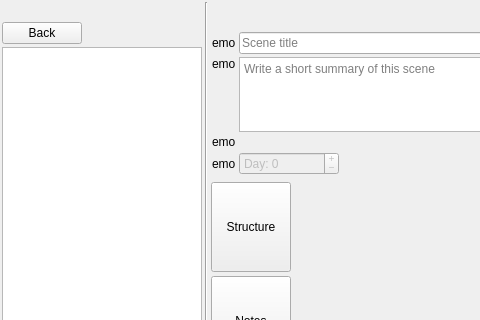
The window that ui/scene_editor.ui (zkovari/plotlyst) describes before a commit, drawn with Qt 5; both pictures show x 0 to 480 and y 0 to 320 of the 954 by 808 pixel window.
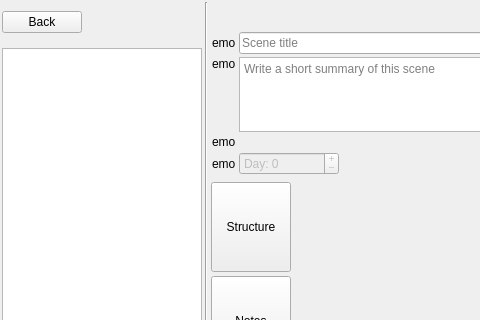
The same window after the commit. Custom widgets are drawn as their Qt base class.

Commit message: Align back button in editors

Patch:
```diff
--- a/ui/scene_editor.ui
+++ b/ui/scene_editor.ui
@@ -31,11 +31,23 @@
    </property>
    <item>
     <layout class="QVBoxLayout" name="verticalLayout">
+     <property name="spacing">
+      <number>0</number>
+     </property>
      <property name="topMargin">
-      <number>20</number>
+      <number>0</number>
      </property>
      <item>
       <layout class="QHBoxLayout" name="horizontalLayout_8">
+       <property name="leftMargin">
+        <number>0</number>
+       </property>
+       <property name="topMargin">
+        <number>9</number>
+       </property>
+       <property name="bottomMargin">
+        <number>15</number>
+       </property>
        <item alignment="Qt::AlignLeft">
         <widget class="ReturnButton" name="btnClose">
          <property name="sizePolicy">
```
The commit also changes 4 other files.
